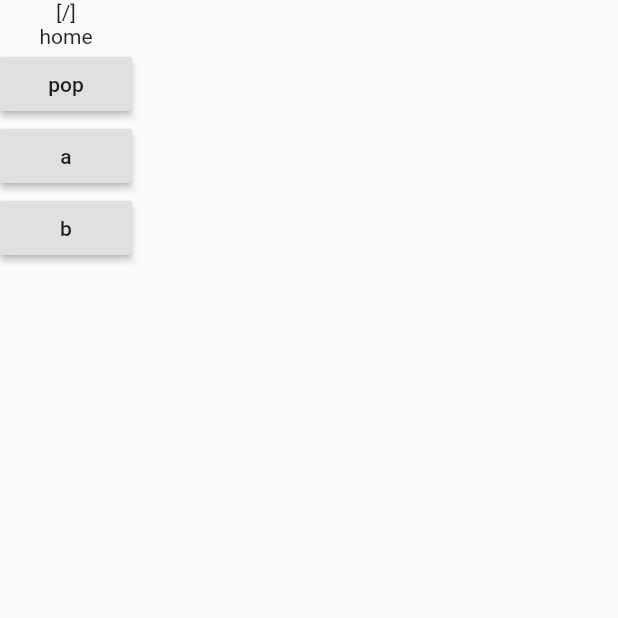
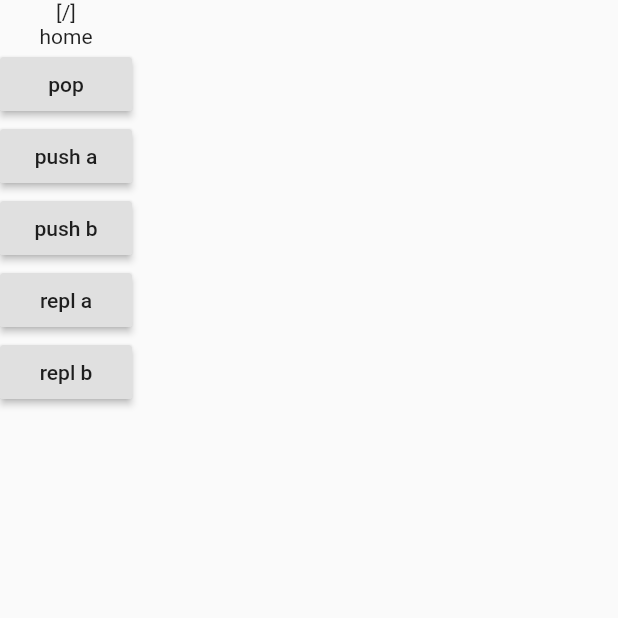
Before and after one commit to remoteportal/simple_navigation, a Flutter app: the screen it shows after launch, on a phone screen of 412 x 824 dp, the top half of it. Run offline on Flutter 3.47's test engine with Material 2 defaults, Android fonts, the phone set to English and light mode, and no system bars.

Commit message:
win: build 10:  #test stateful widget

```diff
--- a/example/lib/main.dart
+++ b/example/lib/main.dart
@@ -1,11 +1,16 @@
 import 'package:flutter/material.dart';
 import 'package:simple_navigation/simple_navigation.dart';
 
-class Scrn extends StatelessWidget {
+class Scrn extends StatefulWidget {
   Scrn(this.name);
 
   final String name;
 
+  @override
+  _ScrnState createState() => _ScrnState();
+}
+
+class _ScrnState extends State<Scrn> {
   @override
   Widget build(BuildContext context) {
     print("scrn build");
@@ -13,28 +18,97 @@ class Scrn extends StatelessWidget {
     return Column(
       children: <Widget>[
         Text('${Nav.stack}'),
-        Text(name),
+        Text(widget.name),
         RaisedButton(
             child: Text('pop'),
             onPressed: () {
               Nav.pop();
             }),
         RaisedButton(
-            child: Text('a'),
+            child: Text('push a'),
             onPressed: () {
-              print("pressed a");
+//              print("pressed a");
               Nav.push('/a');
             }),
         RaisedButton(
-            child: Text('b'),
+            child: Text('push b'),
             onPressed: () {
-              print("pressed b");
+//              print("pressed b");
               Nav.push('/b');
+            }),
+        RaisedButton(
+            child: Text('repl a'),
+            onPressed: () {
+//              print("pressed a");
+              Nav.repl('/a');
+            }),
+        RaisedButton(
+            child: Text('repl b'),
+            onPressed: () {
+//              print("pressed b");
+              Nav.repl('/b');
             })
       ],
     );
   }
+
+  @override
+  void dispose() {
+    super.dispose();
+  }
+
+  @override
+  void initState() {
+    super.initState();
+  }
 }
+
+//class Scrn extends StatelessWidget {
+//  Scrn(this.name);
+//
+//  final String name;
+//
+//  @override
+//  Widget build(BuildContext context) {
+//    print("scrn build");
+//
+//    return Column(
+//      children: <Widget>[
+//        Text('${Nav.stack}'),
+//        Text(name),
+//        RaisedButton(
+//            child: Text('pop'),
+//            onPressed: () {
+//              Nav.pop();
+//            }),
+//        RaisedButton(
+//            child: Text('push a'),
+//            onPressed: () {
+////              print("pressed a");
+//              Nav.push('/a');
+//            }),
+//        RaisedButton(
+//            child: Text('push b'),
+//            onPressed: () {
+////              print("pressed b");
+//              Nav.push('/b');
+//            }),
+//        RaisedButton(
+//            child: Text('repl a'),
+//            onPressed: () {
+////              print("pressed a");
+//              Nav.repl('/a');
+//            }),
+//        RaisedButton(
+//            child: Text('repl b'),
+//            onPressed: () {
+////              print("pressed b");
+//              Nav.repl('/b');
+//            })
+//      ],
+//    );
+//  }
+//}
 
 void main() {
   WidgetsFlutterBinding.ensureInitialized();
--- a/lib/simple_navigation.dart
+++ b/lib/simple_navigation.dart
@@ -17,6 +17,10 @@ _NavState nav;
 class Nav extends StatefulWidget {
   static NavItem pop() {
     return nav.pop();
+  }
+
+  static repl(String route, [Map<String, dynamic> args]) {
+    nav.repl(route, args);
   }
 
   static push(String route, [Map<String, dynamic> args]) {
@@ -73,6 +77,15 @@ class _NavState extends State<Nav> {
     super.initState();
   }
 
+  void repl(String route, [Map<String, dynamic> args]) {
+    NavItem ni = _stack.removeLast();
+
+    print("repl $route");
+    setState(() {
+      _stack.add(NavItem(route, args));
+    });
+  }
+
   NavItem pop() {
     NavItem ni;
     if (_stack.length == 1) {
@@ -86,7 +99,7 @@ class _NavState extends State<Nav> {
     return ni;
   }
 
-  push(String route, [Map<String, dynamic> args]) {
+  void push(String route, [Map<String, dynamic> args]) {
     print("push $route");
     setState(() {
       _stack.add(NavItem(route, args));
```
